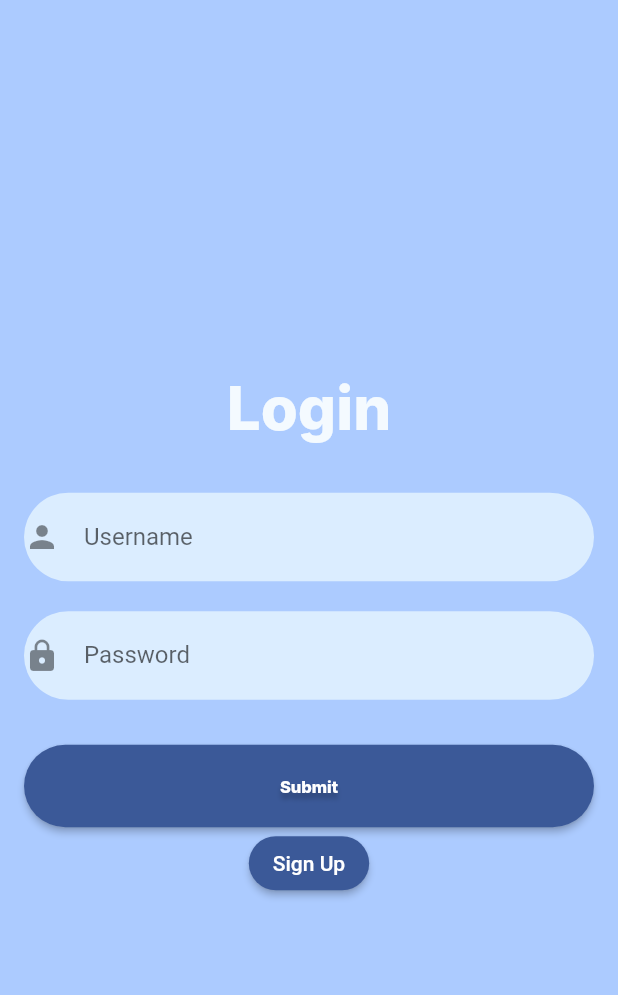
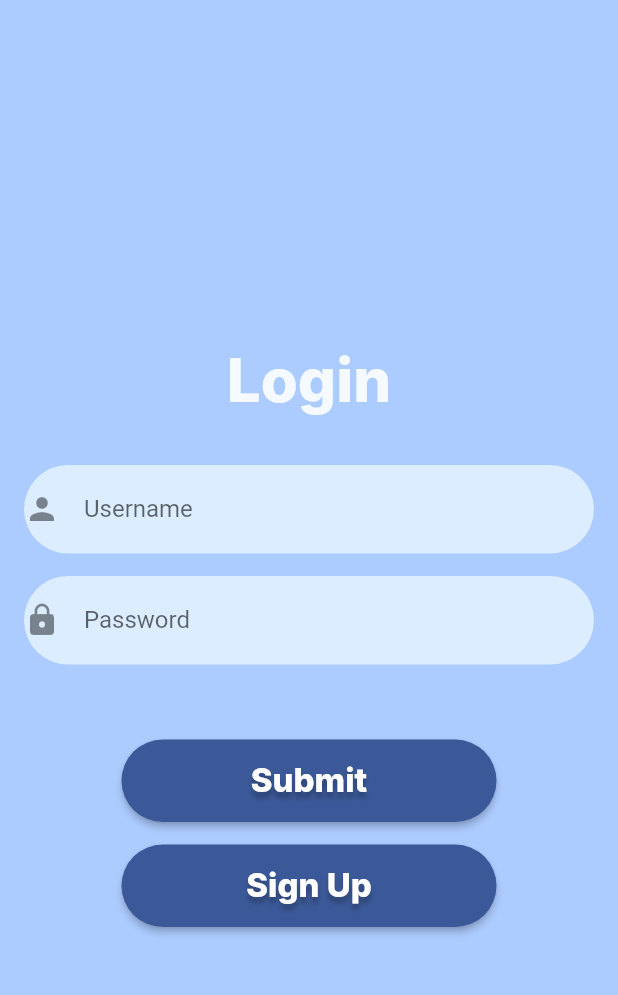
Before and after one commit to windysidee/qrless-frontend, a Flutter app: the screen it shows after launch, on a phone screen of 412 x 824 dp, the part 84-1079 px from its top. Run offline on Flutter 3.47's test engine with Material 2 defaults, Android fonts, the phone set to English and light mode, and no system bars; our stand-ins replace camera, top_snackbar_flutter; Roboto replaces fonts that are missing (Bruno Ace SC, Inter).

Commit message:
MANYAK OLDU

```diff
--- a/lib/login/LoginView.dart
+++ b/lib/login/LoginView.dart
@@ -98,7 +98,7 @@ class _LoginViewState extends State<LoginView> {
                   ),
                 ),
 
-                SizedBox(height: 20.0),
+                SizedBox(height: 15.0),
 
                 Container(
                   decoration: BoxDecoration(
@@ -123,7 +123,7 @@ class _LoginViewState extends State<LoginView> {
                   ),
                 ),
 
-                SizedBox(height: 30.0),
+                SizedBox(height: 50.0),
 
                 ElevatedButton(
                   onPressed: () {
@@ -131,13 +131,12 @@ class _LoginViewState extends State<LoginView> {
                     _password = _passwordController.text;
                     Navigator.pushNamed(context, '/MainPage');
                     //handleLogin();
-
                   },
                   child: Text(
                     'Submit',
                     style: TextStyle(
                       color: Colors.white,
-                      fontSize: 11.0,
+                      fontSize: 22.0,
                       fontWeight: FontWeight.w800, // Extra bold
                       fontStyle: FontStyle.normal,
                       fontFamily: 'Inter',
@@ -156,19 +155,40 @@ class _LoginViewState extends State<LoginView> {
                       borderRadius:
                           BorderRadius.circular(30.0), // Border radius
                     ),
-                    minimumSize: Size(387, 55),
+                    minimumSize: Size(250, 55),
                   ),
                 ),
+
+                SizedBox(height: 15.0),
+
                 ElevatedButton(
                   onPressed: () {
                     Navigator.pushNamed(context, '/SignIn');
                   },
-                  child: const Text('Sign Up'),
+                  child: Text(
+                    'Sign Up',
+                    style: TextStyle(
+                      color: Colors.white,
+                      fontSize: 22.0,
+                      fontWeight: FontWeight.w800, // Extra bold
+                      fontStyle: FontStyle.normal,
+                      fontFamily: 'Inter',
+                      shadows: [
+                        Shadow(
+                          color: Color.fromRGBO(0, 0, 0, 0.25),
+                          offset: Offset(0, 4),
+                          blurRadius: 4,
+                        ),
+                      ],
+                    ),
+                  ),
                   style: ElevatedButton.styleFrom(
-                    primary: Color(0xFF3B5998),
+                    primary: Color(0xFF3B5998), // Background color
                     shape: RoundedRectangleBorder(
-                      borderRadius: BorderRadius.circular(30.0),
+                      borderRadius:
+                          BorderRadius.circular(30.0), // Border radius
                     ),
+                    minimumSize: Size(250, 55),
                   ),
                 ),
               ],
@@ -178,6 +198,7 @@ class _LoginViewState extends State<LoginView> {
       ),
     );
   }
+
   @override
   void dispose() {
     super.dispose();
--- a/lib/navbar/navBar.dart
+++ b/lib/navbar/navBar.dart
@@ -52,7 +52,7 @@ class navBar extends StatelessWidget {
               Navigator.pop(context);
               Navigator.push(
                 context,
-                MaterialPageRoute(builder: (context) => contactUs()),
+                MaterialPageRoute(builder: (context) => ContactUs()),
               );
             },
           ),
--- a/pubspec.yaml
+++ b/pubspec.yaml
@@ -32,6 +32,7 @@ dependencies:
     sdk: flutter
 
   url_launcher: ^6.0.12 # check for the latest version
+  top_snackbar_flutter: ^1.0.2
 
 
 
```
Also changed, not shown: lib/navBarViews/contactUs.dart (+126 -6 lines), pubspec.lock, 5 other files.
